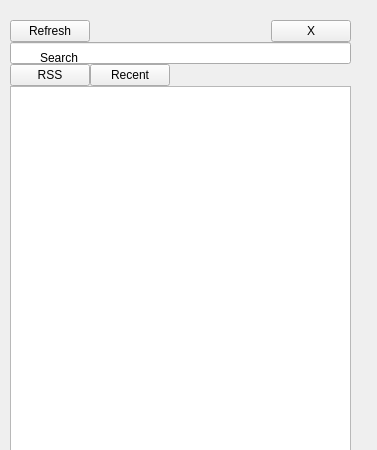
Before: the Qt Designer form ui/sidepane.ui in fredollinger/scutum, drawn with Qt 5.
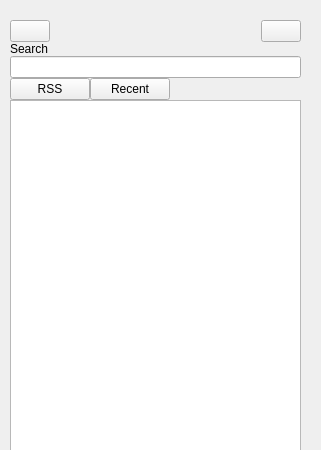
After: the same form once the commit is applied. Icons and pictures are not drawn.

```diff
--- a/ui/sidepane.ui
+++ b/ui/sidepane.ui
@@ -6,7 +6,7 @@
    <rect>
     <x>0</x>
     <y>0</y>
-    <width>377</width>
+    <width>321</width>
     <height>450</height>
    </rect>
   </property>
@@ -18,7 +18,7 @@
     <rect>
      <x>-10</x>
      <y>20</y>
-     <width>361</width>
+     <width>311</width>
      <height>431</height>
     </rect>
    </property>
@@ -34,7 +34,11 @@
       <item>
        <widget class="QPushButton" name="refreshButton">
         <property name="text">
-         <string>Refresh</string>
+         <string/>
+        </property>
+        <property name="icon">
+         <iconset resource="../jquery.qrc">
+          <normaloff>:/resources/images/Button-Refresh-icon.png</normaloff>:/resources/images/Button-Refresh-icon.png</iconset>
         </property>
        </widget>
       </item>
@@ -54,7 +58,11 @@
       <item>
        <widget class="QPushButton" name="closeButton">
         <property name="text">
-         <string>X</string>
+         <string/>
+        </property>
+        <property name="icon">
+         <iconset resource="../jquery.qrc">
+          <normaloff>:/resources/images/window-close.png</normaloff>:/resources/images/window-close.png</iconset>
         </property>
        </widget>
       </item>
@@ -63,6 +71,13 @@
     <item>
      <layout class="QHBoxLayout" name="horizontalLayout_2"/>
     </item>
+    <item>
+     <widget class="QLabel" name="label">
+      <property name="text">
+       <string>Search</string>
+      </property>
+     </widget>
+    </item>
     <item>
      <widget class="QLineEdit" name="search"/>
     </item>
@@ -114,19 +129,6 @@
     </item>
    </layout>
   </widget>
-  <widget class="QLabel" name="label">
-   <property name="geometry">
-    <rect>
-     <x>40</x>
-     <y>50</y>
-     <width>340</width>
-     <height>15</height>
-    </rect>
-   </property>
-   <property name="text">
-    <string>Search</string>
-   </property>
-  </widget>
  </widget>
  <resources/>
  <connections/>
```
Left out of the diff: 4 changed lines with no effect on the pictures.
